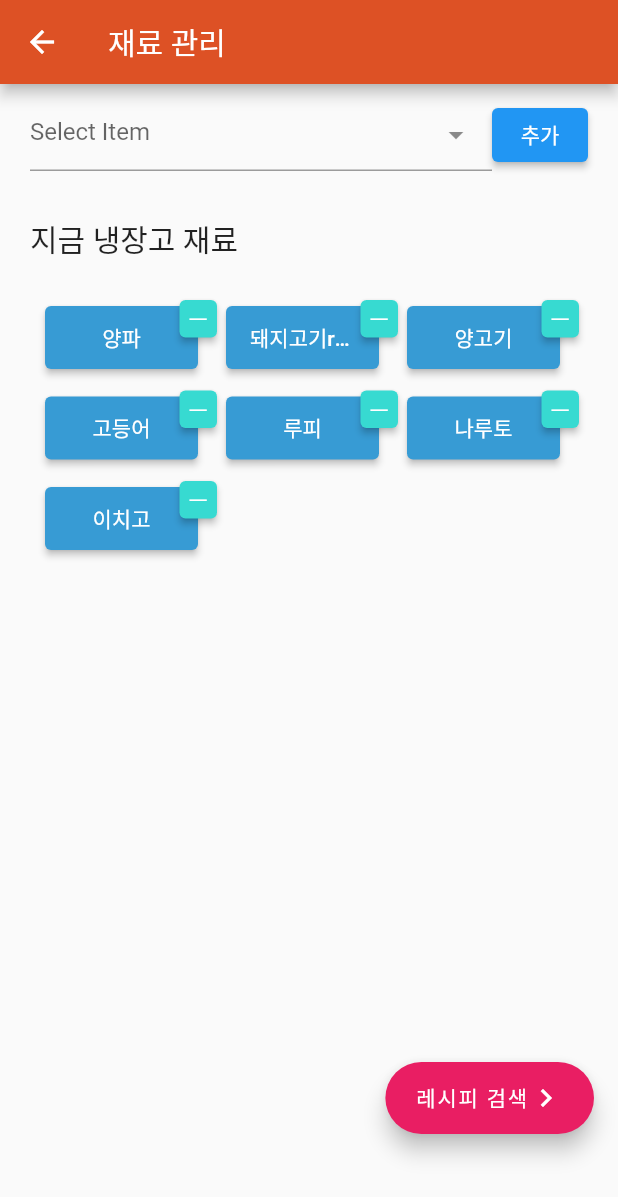
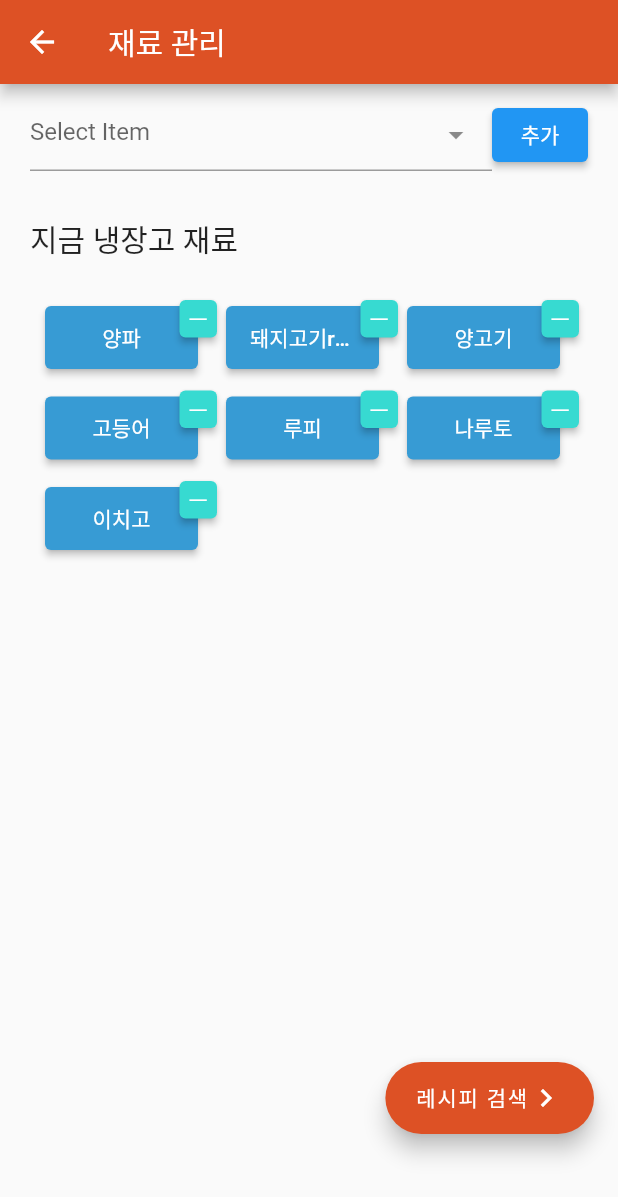
Before and after one commit to koboolean/refrigerator_project_flutter, a Flutter app: the SearchMaterial screen opened directly, on a phone screen of 412 x 824 dp. Shown: the top 1197 px of the screen. Run offline on Flutter 3.47's test engine with Material 2 defaults, Android fonts, the phone set to English and light mode, and no system bars; drawn by our look-alikes of dropdown_textfield; our stand-ins replace firebase_auth, firebase_core, shared_preferences, yaml; accounts and stored records are empty; network calls fail.

Commit message:
Flutter 버튼 색상 관련 Color.pink에서 THEME_COLOR로 변경 및 Commit Commit

```diff
--- a/lib/screens/searchMaterial.dart
+++ b/lib/screens/searchMaterial.dart
@@ -2,6 +2,7 @@ import 'package:dropdown_textfield/dropdown_textfield.dart';
 import 'package:flutter/material.dart';
 import 'package:refrigerator_project_flutter/screens/recipeResult.dart';
 
+import '../constants/color.dart';
 import '../widgets/buttonGrid.dart';
 
 /// 홈페이지
@@ -191,7 +192,7 @@ class _SearchMaterialState extends State<SearchMaterial>
               label: Row(
                 children: [Text("레시피 검색"), Icon(Icons.chevron_right_sharp)],
               ),
-              backgroundColor: Colors.pink,
+              backgroundColor: THEME_COLOR,
             ),
             SizedBox(
               height: 100,
```
Also changed, not shown: lib/screens/myRecipe.dart (+6 -6 lines).
